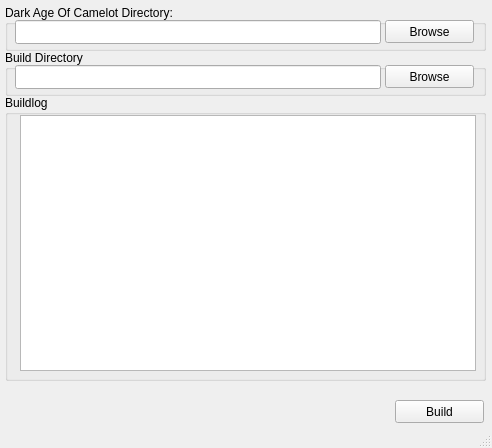
Old version of the form main_window.ui in the repository mharj/daoctocrysis.
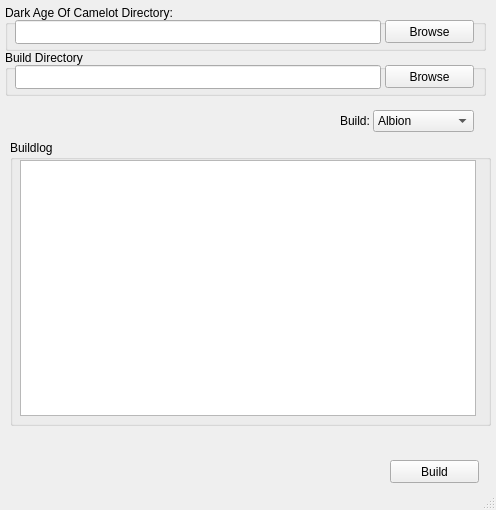
New version of the form.

```diff
--- a/main_window.ui
+++ b/main_window.ui
@@ -1,21 +1,29 @@
 <?xml version="1.0" encoding="UTF-8"?>
 <ui version="4.0">
  <class>MainWindow</class>
- <widget class="QMainWindow" name="MainWindow">
-  <property name="geometry">
+ <widget class="QMainWindow" name="MainWindow" >
+  <property name="geometry" >
    <rect>
     <x>0</x>
     <y>0</y>
-    <width>492</width>
-    <height>448</height>
+    <width>496</width>
+    <height>510</height>
    </rect>
   </property>
   <property name="windowTitle">
    <string>MainWindow</string>
   </property>
-  <widget class="QWidget" name="centralwidget">
-   <widget class="QGroupBox" name="groupBox">
-    <property name="geometry">
+  <widget class="QWidget" name="centralwidget" >
+   <property name="geometry" >
+    <rect>
+     <x>0</x>
+     <y>0</y>
+     <width>496</width>
+     <height>491</height>
+    </rect>
+   </property>
+   <widget class="QGroupBox" name="groupBox" >
+    <property name="geometry" >
      <rect>
       <x>5</x>
       <y>5</y>
@@ -86,11 +94,11 @@
      </property>
     </widget>
    </widget>
-   <widget class="QPushButton" name="startbutton">
-    <property name="geometry">
+   <widget class="QPushButton" name="startbutton" >
+    <property name="geometry" >
      <rect>
-      <x>395</x>
-      <y>400</y>
+      <x>390</x>
+      <y>460</y>
       <width>89</width>
       <height>23</height>
      </rect>
@@ -99,11 +107,11 @@
      <string>Build</string>
     </property>
    </widget>
-   <widget class="QGroupBox" name="groupBox_3">
-    <property name="geometry">
+   <widget class="QGroupBox" name="groupBox_3" >
+    <property name="geometry" >
      <rect>
-      <x>5</x>
-      <y>95</y>
+      <x>10</x>
+      <y>140</y>
       <width>481</width>
       <height>286</height>
      </rect>
@@ -111,10 +119,10 @@
     <property name="title">
      <string>Buildlog</string>
     </property>
-    <widget class="QTextEdit" name="logview">
-     <property name="geometry">
+    <widget class="QTextEdit" name="logview" >
+     <property name="geometry" >
       <rect>
-       <x>15</x>
+       <x>10</x>
        <y>20</y>
        <width>456</width>
        <height>256</height>
@@ -122,8 +130,70 @@
      </property>
     </widget>
    </widget>
+   <widget class="QComboBox" name="map_select" >
+    <property name="geometry" >
+     <rect>
+      <x>373</x>
+      <y>110</y>
+      <width>101</width>
+      <height>22</height>
+     </rect>
+    </property>
+    <item>
+     <property name="text" >
+      <string>Albion</string>
+     </property>
+    </item>
+    <item>
+     <property name="text" >
+      <string>Midgard</string>
+     </property>
+    </item>
+    <item>
+     <property name="text" >
+      <string>Hibernia</string>
+     </property>
+    </item>
+    <item>
+     <property name="text" >
+      <string>Thidranki</string>
+     </property>
+    </item>
+    <item>
+     <property name="text" >
+      <string>New Frontier</string>
+     </property>
+    </item>
+    <item>
+     <property name="text" >
+      <string>TOA</string>
+     </property>
+    </item>
+   </widget>
+   <widget class="QLabel" name="label" >
+    <property name="geometry" >
+     <rect>
+      <x>340</x>
+      <y>110</y>
+      <width>31</width>
+      <height>21</height>
+     </rect>
+    </property>
+    <property name="text" >
+     <string>Build:</string>
+    </property>
+   </widget>
   </widget>
-  <widget class="QStatusBar" name="statusbar"/>
+  <widget class="QStatusBar" name="statusbar" >
+   <property name="geometry" >
+    <rect>
+     <x>0</x>
+     <y>491</y>
+     <width>496</width>
+     <height>19</height>
+    </rect>
+   </property>
+  </widget>
  </widget>
  <resources/>
  <connections/>
```
Left out of the diff: 39 changed lines with no effect on the pictures.
